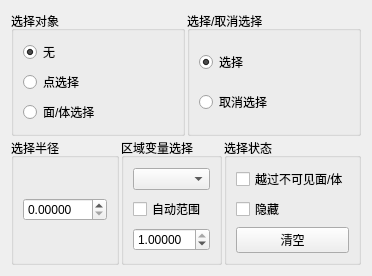
Old version of the form Qt/Resources/UI/SelectionView.ui in the repository hu-shuhan/editOpeniGame.
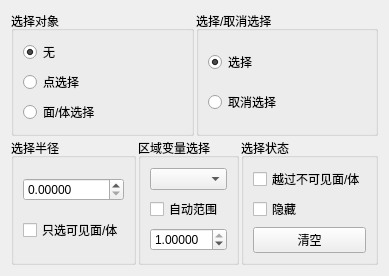
New version of the form.

The edit to the form file:
```diff
--- a/Qt/Resources/UI/SelectionView.ui
+++ b/Qt/Resources/UI/SelectionView.ui
@@ -90,7 +90,7 @@
        <property name="title">
         <string>选择半径</string>
        </property>
-       <layout class="QHBoxLayout" name="horizontalLayout_2">
+       <layout class="QVBoxLayout" name="verticalLayout_6">
         <item>
          <widget class="QDoubleSpinBox" name="RadiusSpinBox">
           <property name="decimals">
@@ -104,6 +104,13 @@
           </property>
          </widget>
         </item>
+        <item>
+         <widget class="QCheckBox" name="onlySelectSeeAbleCells">
+          <property name="text">
+           <string>只选可见面/体</string>
+          </property>
+         </widget>
+        </item>
        </layout>
       </widget>
      </item>
```
